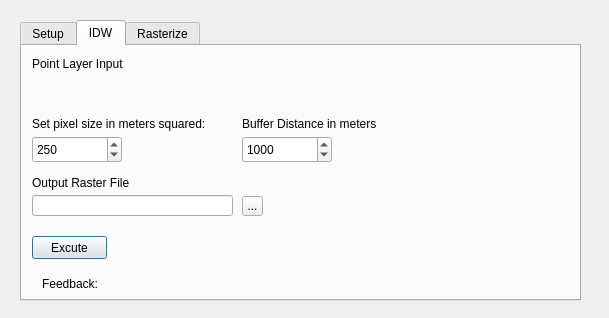
The window that gender_indicator_tool/gender_indicator_tool_dialog_base.ui (worldbank/GEEST) describes before a commit, drawn with Qt 5.
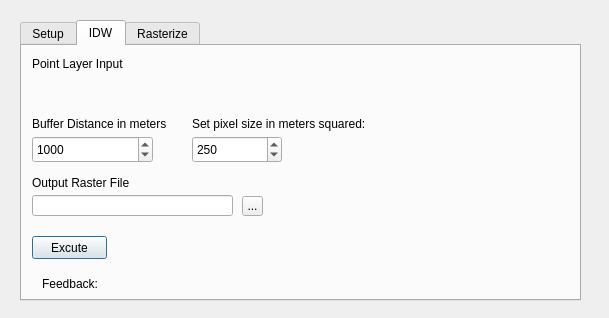
The same window after the commit. The open tabs and pages were chosen to show the change. Custom widgets are drawn as their Qt base class.

Diff of the .ui file:
```diff
--- a/gender_indicator_tool/gender_indicator_tool_dialog_base.ui
+++ b/gender_indicator_tool/gender_indicator_tool_dialog_base.ui
@@ -187,7 +187,7 @@
     <widget class="QLabel" name="label_14">
      <property name="geometry">
       <rect>
-       <x>10</x>
+       <x>170</x>
        <y>70</y>
        <width>231</width>
        <height>16</height>
@@ -200,7 +200,7 @@
     <widget class="QgsSpinBox" name="sbpixelSize">
      <property name="geometry">
       <rect>
-       <x>10</x>
+       <x>170</x>
        <y>90</y>
        <width>90</width>
        <height>27</height>
@@ -229,7 +229,7 @@
     <widget class="QLabel" name="label_17">
      <property name="geometry">
       <rect>
-       <x>220</x>
+       <x>10</x>
        <y>70</y>
        <width>231</width>
        <height>16</height>
@@ -242,9 +242,9 @@
     <widget class="QgsSpinBox" name="bufferDistance_spinBox">
      <property name="geometry">
       <rect>
-       <x>220</x>
+       <x>10</x>
        <y>90</y>
-       <width>90</width>
+       <width>121</width>
        <height>27</height>
       </rect>
      </property>
```
Left out of the diff: 2 changed lines with no effect on the pictures.
